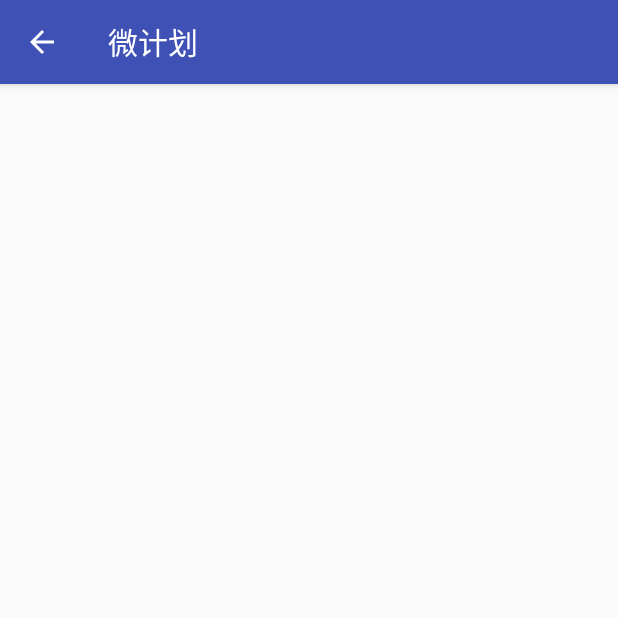
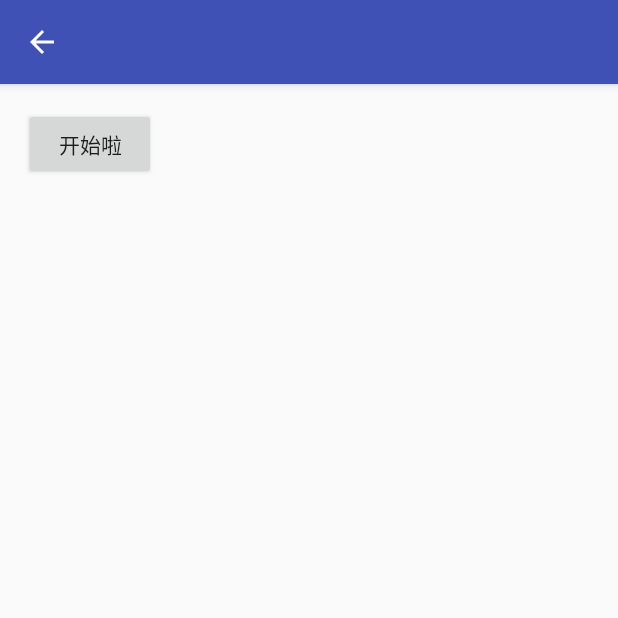
Before and after one commit to The---onE/WePlan, an Android app: the InformationActivity screen opened directly, with no data from a screen before it, on a phone screen of 412 x 824 dp, the top half of it. Run offline under Robolectric (Android 15) with nearby library versions, the phone set to English and light mode, and no system bars; our stand-ins replace ButterKnife; libraries missing offline, so code that uses them is left out: de.greenrobot.event; 1 statement that could not run was skipped.

```diff
--- a/app/src/main/java/com/xmx/weplan/MainActivity.java
+++ b/app/src/main/java/com/xmx/weplan/MainActivity.java
@@ -49,7 +49,7 @@ public class MainActivity extends BaseNavigationActivity {
                 if (c.moveToFirst()) {
                     do {
                         String title = SQLManager.getTitle(c);
-                        long time = SQLManager.getTime(c);
+                        long time = SQLManager.getActualTime(c);
 
                         Plan p = new Plan(title, time);
                         plans.add(p);
@@ -143,7 +143,7 @@ public class MainActivity extends BaseNavigationActivity {
         if (c.moveToFirst()) {
             do {
                 String title = SQLManager.getTitle(c);
-                long time = SQLManager.getTime(c);
+                long time = SQLManager.getActualTime(c);
 
                 Plan p = new Plan(title, time);
                 plans.add(p);
--- a/app/src/main/java/com/xmx/weplan/Plan/InformationActivity.java
+++ b/app/src/main/java/com/xmx/weplan/Plan/InformationActivity.java
@@ -1,24 +1,43 @@
 package com.xmx.weplan.Plan;
 
 import android.os.Bundle;
+import android.view.View;
+import android.widget.Button;
 
 import com.xmx.weplan.ActivityBase.BaseTempActivity;
+import com.xmx.weplan.Database.SQLManager;
 import com.xmx.weplan.R;
 
 public class InformationActivity extends BaseTempActivity {
+    SQLManager sqlManager = SQLManager.getInstance();
+    int id;
 
     @Override
     protected void initView(Bundle savedInstanceState) {
         setContentView(R.layout.activity_information);
+
+        String title = getIntent().getStringExtra("title");
+        setTitle(title);
     }
 
     @Override
     protected void setListener() {
-
+        id = getIntent().getIntExtra("id", -1);
+        Button complete = getViewById(R.id.complete);
+        if (id > 0) {
+            complete.setOnClickListener(new View.OnClickListener() {
+                @Override
+                public void onClick(View v) {
+                    sqlManager.completePlan(id);
+                    finish();
+                }
+            });
+        } else {
+            showToast("加载出错");
+        }
     }
 
     @Override
     protected void processLogic(Bundle savedInstanceState) {
-
     }
 }
--- a/app/src/main/res/layout/activity_information.xml
+++ b/app/src/main/res/layout/activity_information.xml
@@ -20,6 +20,12 @@
         android:paddingTop="@dimen/activity_vertical_margin"
         app:layout_behavior="@string/appbar_scrolling_view_behavior">
 
+        <Button
+            android:id="@+id/complete"
+            android:layout_width="wrap_content"
+            android:layout_height="wrap_content"
+            android:text="开始啦" />
+
     </LinearLayout>
 
 </LinearLayout>
```
Also changed, not shown: app/src/main/java/com/xmx/weplan/Database/SQLManager.java (+14 -6 lines), app/src/main/java/com/xmx/weplan/TimerService.java (+10 -4 lines).
